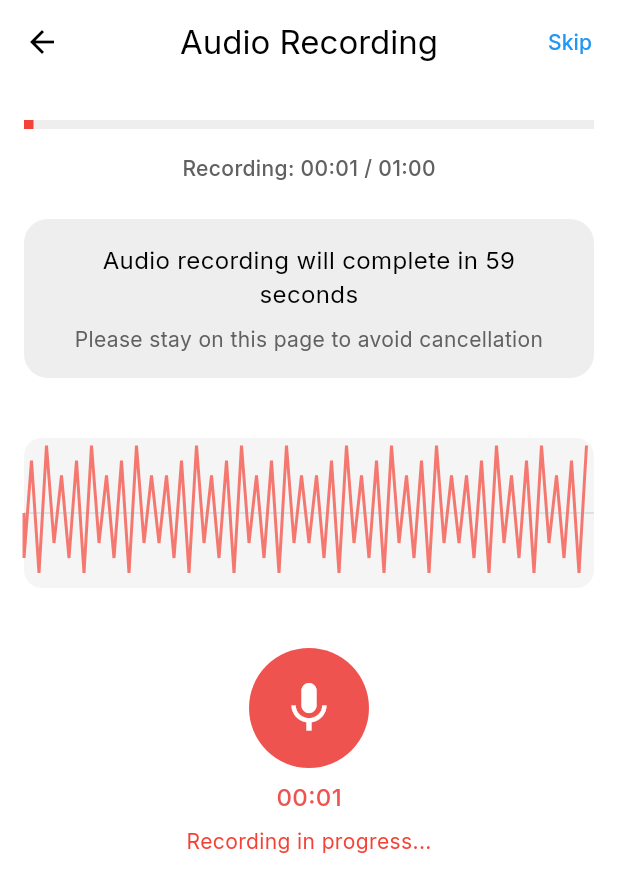
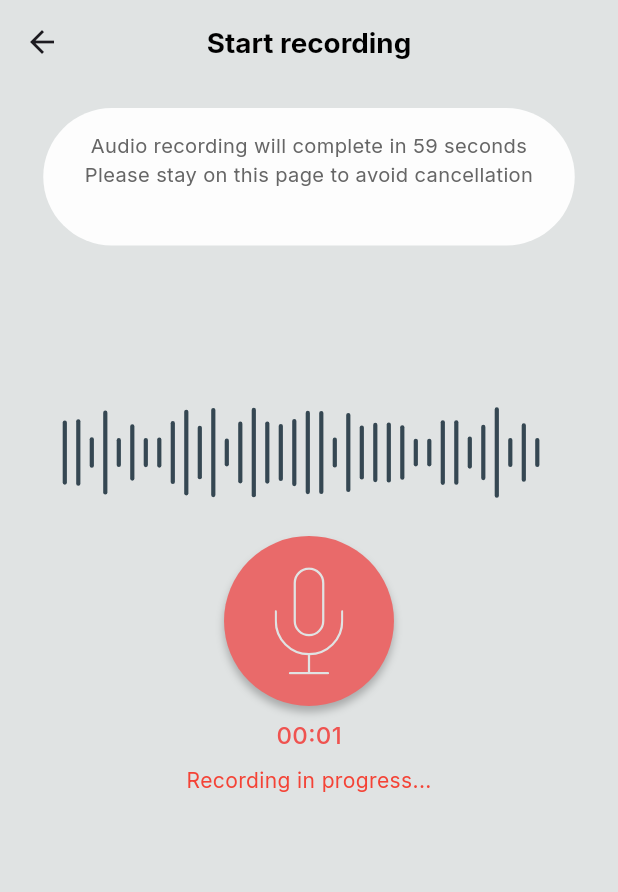
Before and after one commit to yousefkhalaf0/Mr_defence_app, a Flutter app: the _AutoRecordContent screen opened directly with sample values from the repository, on a phone screen of 412 x 824 dp. Shown: the top 892 px of the screen. Run offline on Flutter 3.47's test engine with Material 3 defaults, Android fonts, the phone set to English and light mode, and no system bars; our stand-ins replace bloc, cached_network_image, camera, cloud_firestore, device_preview, equatable and 16 more; missing offline and left inert: cloudinary_public, flutter_sound; accounts and stored records are empty; statements that could not run were skipped.

Commit message:
feat: Add microphone icons and update audio recording UI with responsive design

```diff
--- a/lib/core/utils/assets.dart
+++ b/lib/core/utils/assets.dart
@@ -91,4 +91,6 @@
       'assets/home_page_assets/icons/messages_icon.svg';
   static const String customAlertType =
       'assets/home_page_assets/icons/custom_alert_type.svg';
+  static const String micOn = 'assets/home_page_assets/icons/mic_on.svg';
+  static const String micOff = 'assets/home_page_assets/icons/mic_off.svg';
 }
--- a/lib/features/home/presentation/views/auto_record_page.dart
+++ b/lib/features/home/presentation/views/auto_record_page.dart
@@ -1,9 +1,14 @@
 // ignore_for_file: use_build_context_synchronously
 
+import 'dart:math';
+
+import 'package:app/core/utils/assets.dart';
+import 'package:app/core/utils/constants.dart';
 import 'package:app/core/utils/helper.dart';
 import 'package:app/features/home/presentation/manager/auto_record_cubit/auto_record_cubit.dart';
 import 'package:flutter/material.dart';
 import 'package:flutter_bloc/flutter_bloc.dart';
+import 'package:flutter_svg/flutter_svg.dart';
 import 'package:go_router/go_router.dart';
 import 'package:app/features/home/data/emergency_type_data_model.dart';
 
@@ -192,73 +197,42 @@
       child: Column(
         crossAxisAlignment: CrossAxisAlignment.center,
         children: [
-          // Progress indicator
-          Padding(
-            padding: const EdgeInsets.symmetric(vertical: 8.0),
-            child: LinearProgressIndicator(
-              value: cubit.progress,
-              backgroundColor: Colors.grey[200],
-              valueColor: AlwaysStoppedAnimation<Color>(
-                state.isRecording ? Colors.red : Colors.grey,
+          // Message container
+          Center(
+            child: Container(
+              width: Helper.getResponsiveWidth(context, width: 344),
+              height: Helper.getResponsiveHeight(context, height: 89),
+              padding: const EdgeInsets.symmetric(vertical: 16, horizontal: 24),
+              decoration: BoxDecoration(
+                color: const Color.fromARGB(237, 255, 255, 255),
+                borderRadius: BorderRadius.circular(70),
               ),
-              minHeight: 6,
-            ),
-          ),
-          const SizedBox(height: 8),
 
-          // Countdown text
-          Text(
-            'Recording: ${cubit.formatDuration()} / ${cubit.formatTotalDuration()}',
-            style: TextStyle(
-              color: Colors.grey[700],
-              fontWeight: FontWeight.w500,
-            ),
-          ),
-          const SizedBox(height: 24),
-
-          // Message container
-          Container(
-            width: double.infinity,
-            padding: const EdgeInsets.symmetric(vertical: 16, horizontal: 24),
-            decoration: BoxDecoration(
-              color: Colors.grey[200],
-              borderRadius: BorderRadius.circular(16),
-            ),
-            child: Column(
-              children: [
-                Text(
-                  'Audio recording will complete in ${60 - state.recordingDuration} seconds',
-                  textAlign: TextAlign.center,
-                  style: const TextStyle(color: Colors.black, fontSize: 16),
+              child: Text(
+                'Audio recording will complete in ${60 - state.recordingDuration} seconds \nPlease stay on this page to avoid cancellation',
+                textAlign: TextAlign.center,
+                style: TextStyle(
+                  color: kNeutral600,
+                  fontSize: Helper.getResponsiveFontSize(context, fontSize: 13),
                 ),
-                const SizedBox(height: 8),
-                Text(
-                  'Please stay on this page to avoid cancellation',
-                  textAlign: TextAlign.center,
-                  style: TextStyle(color: Colors.grey[700], fontSize: 14),
-                ),
-              ],
+              ),
             ),
           ),
 
-          const SizedBox(height: 40),
+          SizedBox(height: Helper.getResponsiveHeight(context, height: 90)),
 
           // Audio visualization
           Container(
-            height: 100,
-            width: double.infinity,
-            decoration: BoxDecoration(
-              color: Colors.grey[100],
-              borderRadius: BorderRadius.circular(12),
-            ),
+            height: Helper.getResponsiveHeight(context, height: 88),
+            width: Helper.getResponsiveWidth(context, width: 320),
+            decoration: BoxDecoration(borderRadius: BorderRadius.circular(12)),
             child:
                 state.isInitialized
                     ? _buildAudioWaveform(state, isPaused)
                     : const Center(child: CircularProgressIndicator()),
           ),
 
-          const SizedBox(height: 40),
-
+          SizedBox(height: Helper.getResponsiveHeight(context, height: 10)),
           // Recording button and status
           Column(
             children: [
@@ -266,27 +240,37 @@
                 onTap:
                     state.isInitialized ? cubit.pauseOrResumeRecording : null,
                 child: Container(
-                  width: 80,
-                  height: 80,
+                  width: Helper.getResponsiveHeight(context, height: 110),
+                  height: Helper.getResponsiveHeight(context, height: 110),
                   decoration: BoxDecoration(
                     color:
                         state.isRecording
-                            ? (isPaused ? Colors.grey[400] : Colors.red[400])
+                            ? (isPaused
+                                ? Colors.grey[400]
+                                : const Color(0xffE96A6A))
                             : Colors.grey[400],
                     shape: BoxShape.circle,
+                    boxShadow: [
+                      const BoxShadow(
+                        color: Color.fromARGB(64, 0, 0, 0),
+                        blurRadius: 4,
+                        offset: Offset(0, 4),
+                      ),
+                    ],
                   ),
                   child: Center(
-                    child: Icon(
+                    child: SvgPicture.asset(
                       state.isRecording
-                          ? (isPaused ? Icons.mic_off : Icons.mic)
-                          : Icons.mic,
-                      color: Colors.white,
-                      size: 40,
+                          ? (isPaused ? AssetsData.micOff : AssetsData.micOn)
+                          : AssetsData.micOn,
+                      color: kBackGroundColor,
+                      width: Helper.getResponsiveWidth(context, width: 44.48),
+                      height: Helper.getResponsiveHeight(context, height: 69.9),
                     ),
                   ),
                 ),
               ),
-              const SizedBox(height: 8),
+              SizedBox(height: Helper.getResponsiveHeight(context, height: 8)),
               Text(
                 cubit.formatDuration(),
                 style: TextStyle(
@@ -295,7 +279,7 @@
                   fontWeight: FontWeight.w500,
                 ),
               ),
-              const SizedBox(height: 8),
+              SizedBox(height: Helper.getResponsiveHeight(context, height: 8)),
               Text(
                 state.isRecording
                     ? (isPaused
@@ -340,36 +324,20 @@
             return shouldPop ?? false;
           },
           child: Scaffold(
-            backgroundColor: Colors.white,
+            backgroundColor: kBackGroundColor,
             appBar: AppBar(
-              backgroundColor: Colors.white,
+              backgroundColor: kBackGroundColor,
               elevation: 0,
-              leading: IconButton(
-                icon: const Icon(Icons.arrow_back, color: Colors.black),
-                onPressed: () async {
-                  final shouldExit = await _showExitConfirmationDialog(context);
-                  if (shouldExit == true) {
-                    Navigator.pop(context);
-                  }
-                },
-              ),
-              title: const Text(
-                'Audio Recording',
-                style: TextStyle(color: Colors.black),
+
+              title: Text(
+                'Start recording',
+                style: TextStyle(
+                  color: Colors.black,
+                  fontSize: Helper.getResponsiveFontSize(context, fontSize: 18),
+                  fontWeight: FontWeight.w700,
+                ),
               ),
               centerTitle: true,
-              actions: [
-                TextButton(
-                  onPressed: () {
-                    cubit.skipRecording();
-                    _navigateToEmergencyCalling(context, '');
-                  },
-                  child: const Text(
-                    'Skip',
-                    style: TextStyle(color: Colors.blue),
-                  ),
-                ),
-              ],
             ),
             body: _buildBody(context, state),
           ),
@@ -379,44 +347,81 @@
   }
 }
 
-// Custom painter for audio waveform visualization
 class WaveformPainter extends CustomPainter {
   final int progress;
   final bool isRecording;
+  final Random _random = Random(42); // Fixed seed for initial rendering
+  final List<double> _heightFactors = [];
 
-  WaveformPainter({required this.progress, required this.isRecording});
+  WaveformPainter({required this.progress, required this.isRecording}) {
+    // Generate height factors if not already done
+    if (_heightFactors.isEmpty) {
+      // Pre-generate a set of irregular heights
+      for (int i = 50; i < 200; i++) {
+        _heightFactors.add(_random.nextDouble());
+      }
+    }
+  }
 
   @override
   void paint(Canvas canvas, Size size) {
     final paint =
         Paint()
-          ..color = isRecording ? Colors.red.withOpacity(0.7) : Colors.grey
-          ..strokeWidth = 2.0
+          ..color = isRecording ? Color(0xff354752) : Colors.grey.shade700
+          ..strokeWidth = 2.8
+          ..strokeCap = StrokeCap.round
           ..style = PaintingStyle.stroke;
 
     final width = size.width;
     final height = size.height;
     final center = height / 2;
 
-    final path = Path();
-    path.moveTo(0, center);
+    // Draw vertical lines with varying heights
+    final barWidth = 4.0;
+    final spacing = 5.0;
+    final numBars = (width / (barWidth + spacing)).floor();
 
-    // Create a semi-random waveform based on progress
-    for (double i = 0; i < width; i += 5) {
-      // Create a pseudo-random height based on position and progress
-      final seed = (i + progress * 10) % 100;
-      final amplitude = isRecording ? (20 + (seed % 30)) : 5;
+    for (int i = 0; i < numBars; i++) {
+      // Use progress to shift which heights we use
+      final heightIndex = (i + progress) % _heightFactors.length;
+      final heightFactor = _heightFactors[heightIndex];
 
-      final y = center + ((seed.toInt().isEven) ? amplitude : -amplitude);
-      path.lineTo(i, y);
+      // Create truly irregular heights - some very short, some tall
+      // Use a non-linear distribution to create more variation
+      double lineHeight;
+      if (heightFactor < 0.3) {
+        // Short lines (30% chance) - make taller
+        lineHeight = height * (0.15 + heightFactor * 0.2);
+      } else if (heightFactor < 0.7) {
+        // Medium lines (40% chance) - make taller
+        lineHeight = height * (0.35 + (heightFactor - 0.3) * 0.3);
+      } else {
+        // Tall lines (30% chance) - make much taller
+        lineHeight = height * (0.55 + (heightFactor - 0.7) * 0.4);
+      }
+
+      // For non-recording state, make heights more subdued
+      if (!isRecording) {
+        lineHeight = 30; // Fixed height when not recording
+      }
+
+      // Position of this bar
+      final x = i * (barWidth + spacing) + barWidth / 2;
+
+      // Draw the vertical line
+      canvas.drawLine(
+        Offset(x, center - lineHeight / 2),
+        Offset(x, center + lineHeight / 2),
+        paint,
+      );
     }
-
-    canvas.drawPath(path, paint);
 
     // Draw horizontal center line
     final centerPaint =
         Paint()
-          ..color = Colors.grey.withOpacity(0.3)
+          ..color =
+              Colors
+                  .transparent // More subtle center line
           ..strokeWidth = 1.0
           ..style = PaintingStyle.stroke;
 
--- a/pubspec.yaml
+++ b/pubspec.yaml
@@ -63,6 +63,7 @@
   cached_network_image: ^3.4.1
   video_player: ^2.9.5
   cloudinary_url_gen: ^1.0.0
+  audio_waveforms: ^1.3.0
 
 dev_dependencies:
   flutter_launcher_icons: ^0.14.3
```
Also changed, not shown: lib/core/utils/router.dart (+11 -2 lines), assets/home_page_assets/icons/mic_off.svg (added), assets/home_page_assets/icons/mic_on.svg (added), pubspec.lock.
